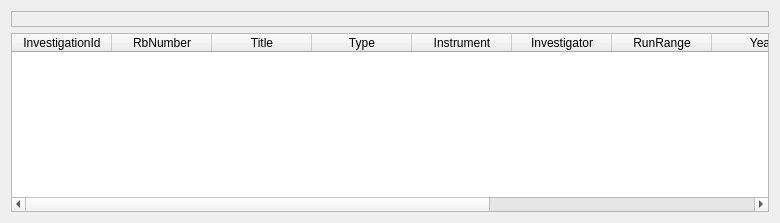
Before: the Qt Designer form Code/qtiplot/MantidQt/MantidWidgets/inc/ICatMyDataSearch.ui in mantidproject/mantid, drawn with Qt 5.
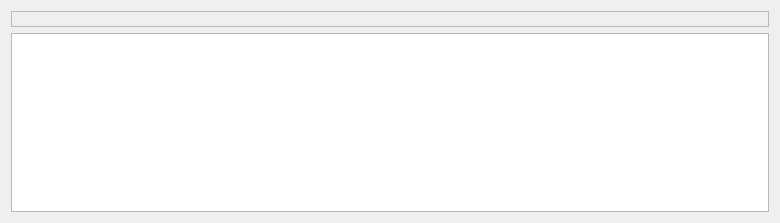
After: the same form once the commit is applied.

Commit message: re #1699 - If users is not logged in login dialog pop-up on my data search.ui file is changed to remove the column names,now the columns are named from table workspace

Patch:
```diff
--- a/Code/qtiplot/MantidQt/MantidWidgets/inc/ICatMyDataSearch.ui
+++ b/Code/qtiplot/MantidQt/MantidWidgets/inc/ICatMyDataSearch.ui
@@ -40,61 +40,6 @@
      <property name="selectionBehavior" >
       <enum>QAbstractItemView::SelectRows</enum>
      </property>
-     <column>
-      <property name="text" >
-       <string>InvestigationId</string>
-      </property>
-     </column>
-     <column>
-      <property name="text" >
-       <string>RbNumber</string>
-      </property>
-     </column>
-     <column>
-      <property name="text" >
-       <string>Title</string>
-      </property>
-     </column>
-     <column>
-      <property name="text" >
-       <string>Type</string>
-      </property>
-     </column>
-     <column>
-      <property name="text" >
-       <string>Instrument</string>
-      </property>
-     </column>
-     <column>
-      <property name="text" >
-       <string>Investigator</string>
-      </property>
-     </column>
-     <column>
-      <property name="text" >
-       <string>RunRange</string>
-      </property>
-     </column>
-     <column>
-      <property name="text" >
-       <string>Year</string>
-      </property>
-     </column>
-     <column>
-      <property name="text" >
-       <string>Abstract</string>
-      </property>
-     </column>
-     <column>
-      <property name="text" >
-       <string>Investigators Name</string>
-      </property>
-     </column>
-     <column>
-      <property name="text" >
-       <string>Samples Name</string>
-      </property>
-     </column>
     </widget>
    </item>
   </layout>
```
The commit also changes 3 other files.
